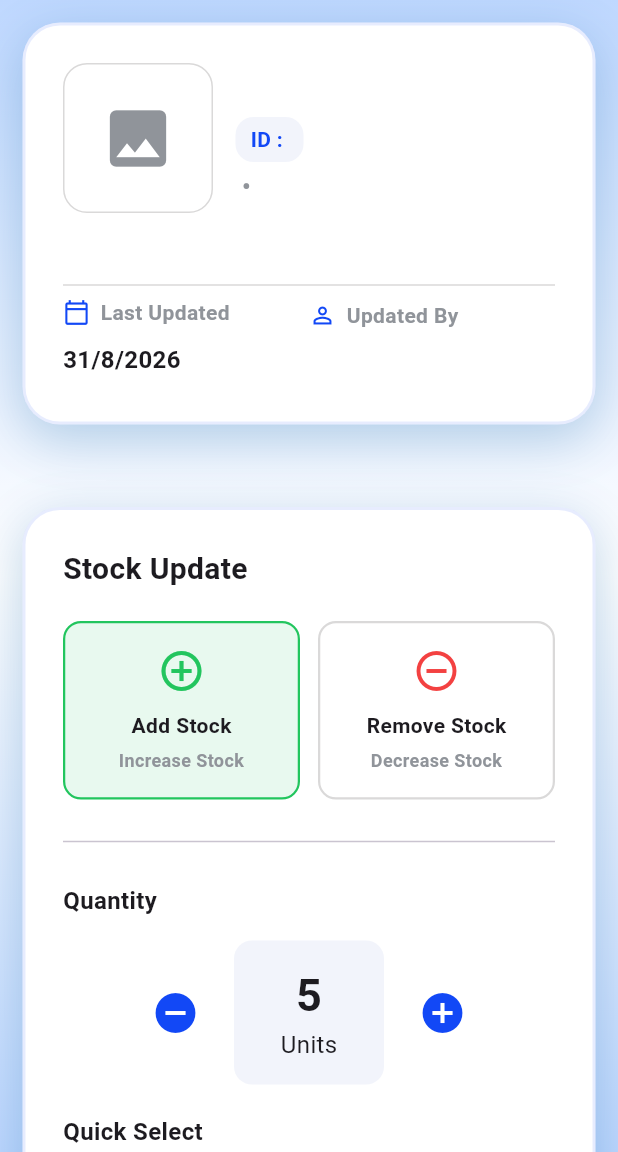
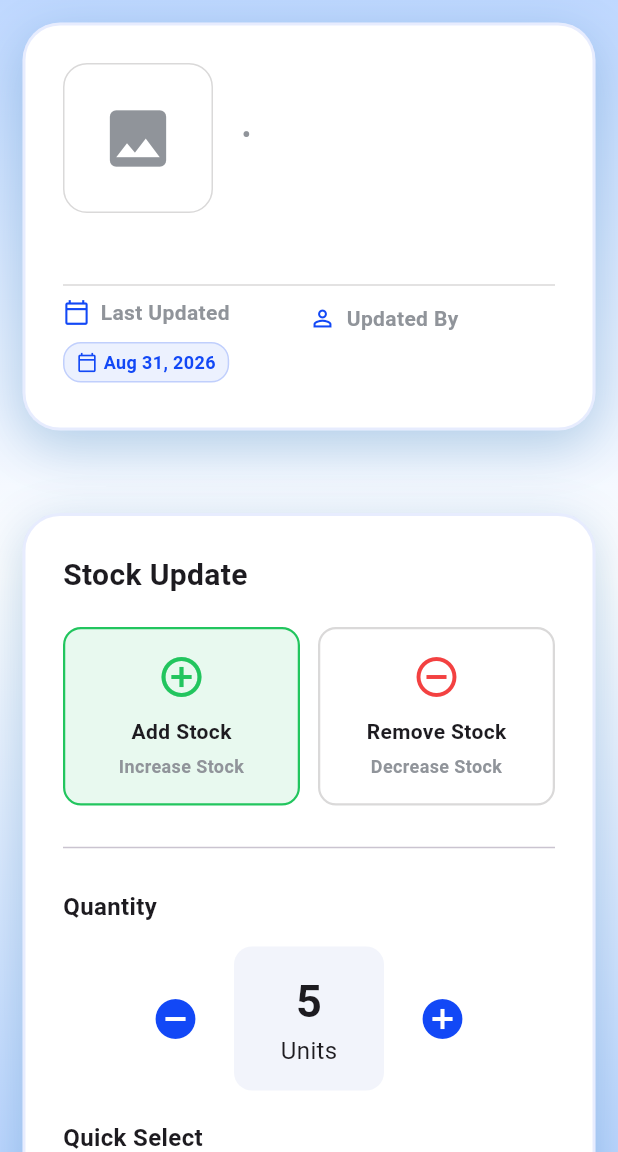
Before and after one commit to arshidek/smartstock, a Flutter app: the UpdateStockScreen screen opened directly with empty values, on a phone screen of 412 x 824 dp, the part 84-1236 px from its top. Run offline on Flutter 3.47's test engine with Material 3 defaults, Android fonts, the phone set to English and light mode, and no system bars; our stand-ins replace fl_chart, hive, hive_flutter, image_picker, pdf, printing; missing offline and left inert: mobile_scanner; accounts and stored records are empty.

Commit message:
feat: complete stock alerts

```diff
--- a/lib/features/stock/presentation/update_stock_screen.dart
+++ b/lib/features/stock/presentation/update_stock_screen.dart
@@ -13,6 +13,7 @@ import '../../../data/models/product_model.dart';
 import '../widgets/note_card.dart';
 import '../widgets/product_header_card.dart';
 import '../widgets/stock_update_card.dart';
+import '../../../core/responsive/responsive.dart';
 
 class UpdateStockScreen extends StatefulWidget {
   final ProductModel product;
@@ -96,6 +97,19 @@ class _UpdateStockScreenState extends State<UpdateStockScreen> {
                       product: widget.product,
                       brand: _brand,
                       category: _category,
+                      onEditDate: () async {
+                        final picked = await showDatePicker(
+                          context: context,
+                          initialDate: widget.product.createdAt,
+                          firstDate: DateTime(2000),
+                          lastDate: DateTime(2100),
+                        );
+                        if (picked != null) {
+                          setState(() {
+                            widget.product.createdAt = picked;
+                          });
+                        }
+                      },
                     ),
                   ],
                 ),
@@ -130,7 +144,9 @@ class _UpdateStockScreenState extends State<UpdateStockScreen> {
                   horizontal: AppSizes.padding16,
                   vertical: AppSizes.size10,
                 ),
-                child: AppButton(
+                child: Builder(
+                  builder: (context) {
+                    final button = AppButton(
                       text: "Update Stock",
                       icon: Icons.inventory,
                       backgroundColor: AppColors.blue,
@@ -144,6 +160,20 @@ class _UpdateStockScreenState extends State<UpdateStockScreen> {
                           quantity: quantity,
                         );
                       },
+                    );
+
+                    return Responsive.isMobile(context)
+                        ? button
+                        : Row(
+                            mainAxisAlignment: MainAxisAlignment.end,
+                            children: [
+                              SizedBox(
+                                width: 180,
+                                child: button,
+                              ),
+                            ],
+                          );
+                  },
                 ),
               ),
 
--- a/lib/features/stock/widgets/product_header_card.dart
+++ b/lib/features/stock/widgets/product_header_card.dart
@@ -6,18 +6,27 @@ import '../../../core/constants/app_sizes.dart';
 import '../../../data/models/brand_model.dart';
 import '../../../data/models/category_model.dart';
 import '../../../data/models/product_model.dart';
+import '../../../core/responsive/responsive.dart';
 
 class ProductHeaderCard extends StatelessWidget {
   final ProductModel product;
   final BrandModel? brand;
   final CategoryModel? category;
+  final VoidCallback? onEditDate;
 
   const ProductHeaderCard({
     super.key,
     required this.product,
     required this.brand,
     required this.category,
+    this.onEditDate,
   });
+
+  String _formatDate(DateTime date) {
+    final monthNames = ["Jan", "Feb", "Mar", "Apr", "May", "Jun", "Jul", "Aug", "Sep", "Oct", "Nov", "Dec"];
+    final month = monthNames[date.month - 1];
+    return "$month ${date.day}, ${date.year}";
+  }
 
   @override
   Widget build(BuildContext context) {
@@ -68,28 +77,6 @@ class ProductHeaderCard extends StatelessWidget {
 
                   const SizedBox(height: AppSizes.size5),
 
-                  Container(
-                    padding: const EdgeInsets.symmetric(
-                      horizontal: AppSizes.size10,
-                      vertical: AppSizes.size5,
-                    ),
-                    decoration: BoxDecoration(
-                      color: AppColors.lightBlue,
-                      borderRadius: BorderRadius.circular(
-                        AppSizes.borderRadius12,
-                      ),
-                    ),
-                    child: Text(
-                      "ID : ${product.productId}",
-                      style: const TextStyle(
-                        color: AppColors.blue,
-                        fontWeight: FontWeight.bold,
-                      ),
-                    ),
-                  ),
-
-                  const SizedBox(height: AppSizes.size5),
-
                   Text(
                     "${brand?.name ?? ""} • ${category?.name ?? ""}",
                     style: const TextStyle(
@@ -135,11 +122,47 @@ class ProductHeaderCard extends StatelessWidget {
 
                   const SizedBox(height: AppSizes.size10),
 
-                  Text(
-                    "${product.createdAt.day}/${product.createdAt.month}/${product.createdAt.year}",
-                    style: const TextStyle(
-                      fontSize: AppSizes.font16,
-                      fontWeight: FontWeight.bold,
+                  InkWell(
+                    onTap: onEditDate,
+                    borderRadius: BorderRadius.circular(AppSizes.borderRadius12),
+                    child: Builder(
+                      builder: (context) {
+                        final isMobile = Responsive.isMobile(context);
+                        return Container(
+                          padding: EdgeInsets.symmetric(
+                            horizontal: isMobile ? AppSizes.padding8 : AppSizes.padding10,
+                            vertical: isMobile ? 4.0 : AppSizes.padding8,
+                          ),
+                          decoration: BoxDecoration(
+                            color: AppColors.blue.withOpacity(0.08),
+                            border: Border.all(
+                              color: AppColors.blue.withOpacity(0.2),
+                            ),
+                            borderRadius: BorderRadius.circular(
+                              AppSizes.borderRadius12,
+                            ),
+                          ),
+                          child: Row(
+                            mainAxisSize: MainAxisSize.min,
+                            children: [
+                              Icon(
+                                Icons.calendar_today_outlined,
+                                size: isMobile ? 14 : 18,
+                                color: AppColors.blue,
+                              ),
+                              SizedBox(width: isMobile ? 4 : AppSizes.size8),
+                              Text(
+                                _formatDate(product.createdAt),
+                                style: TextStyle(
+                                  color: AppColors.blue,
+                                  fontWeight: FontWeight.bold,
+                                  fontSize: isMobile ? AppSizes.font12 : AppSizes.font16,
+                                ),
+                              ),
+                            ],
+                          ),
+                        );
+                      }
                     ),
                   ),
 
```
Also changed, not shown: lib/features/stock/presentation/stock_management_screen.dart (+9 -47 lines), lib/features/stock/widgets/stock_management_card.dart (+39 -36 lines), lib/features/stock/widgets/stock_product_list.dart (added, +85 -0 lines). Lines whose indentation alone changed are shown as unchanged.
